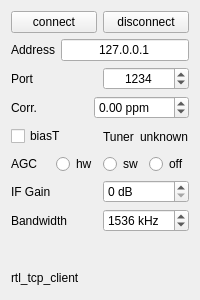
This is src/devices/rtl_tcp/rtl_tcp-widget.ui in tomneda/DABstar as Qt 5 draws it before an edit. The edited form follows.
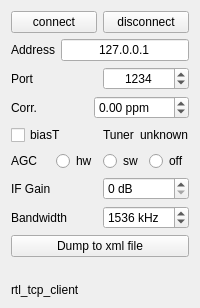
This is the edited form.

The edit to the form file:
```diff
--- a/src/devices/rtl_tcp/rtl_tcp-widget.ui
+++ b/src/devices/rtl_tcp/rtl_tcp-widget.ui
@@ -231,6 +231,16 @@
      </item>
     </layout>
    </item>
+   <item>
+    <widget class="QPushButton" name="xml_dumpButton">
+     <property name="toolTip">
+      <string>&lt;html&gt;&lt;head/&gt;&lt;body&gt;&lt;p&gt;Dumps the raw input from the dabstick into a self describing file (with header in xml format containing recorded time, container format, frequency, device name, Qt-DAB version)&lt;/p&gt;&lt;p&gt;&lt;br/&gt;&lt;/p&gt;&lt;p&gt;Opens a 'Save as ...' dialog. Press again to stop recording.&lt;/p&gt;&lt;p&gt;&lt;br/&gt;&lt;/p&gt;&lt;p&gt;The resulting file can be read-in by using the xml file handler (if configured)&lt;/p&gt;&lt;p&gt;&lt;br/&gt;&lt;/p&gt;&lt;p&gt;Warning: Produces large files!&lt;/p&gt;&lt;/body&gt;&lt;/html&gt;</string>
+     </property>
+     <property name="text">
+      <string>Dump to xml file</string>
+     </property>
+    </widget>
+   </item>
    <item>
     <widget class="QLabel" name="theState">
      <property name="text">
```
